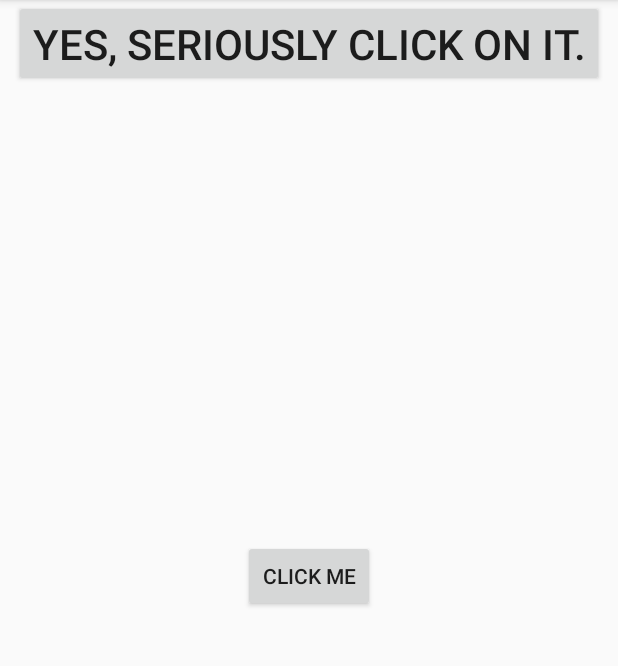
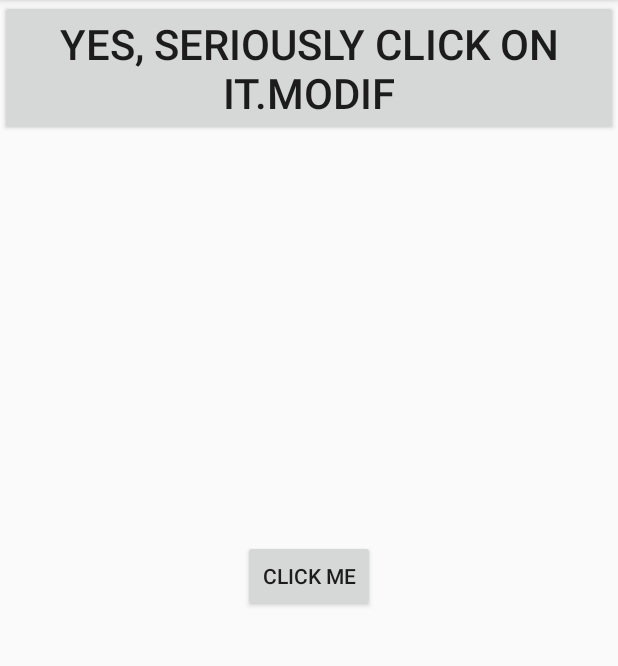
Before and after one commit to KirillKolyshkin/AndroidLearningProject, an Android app: the MainActivity screen opened directly, with no data from a screen before it, on a phone screen of 412 x 824 dp, the part 84-750 px from its top. Run offline under Robolectric (Android 15) with nearby library versions, the phone set to English and light mode, and no system bars.

Commit message:
commıt text

```diff
--- a/app/src/main/res/layout/activity_main.xml
+++ b/app/src/main/res/layout/activity_main.xml
@@ -19,7 +19,7 @@
     <Button
             android:layout_width="wrap_content"
             android:layout_height="wrap_content"
-            android:text="Yes, seriously click on it."
+            android:text="Yes, seriously click on it.modıf"
             android:textSize="28dp"
             android:layout_centerHorizontal="true"
             android:id="@+id/btn2"
```
